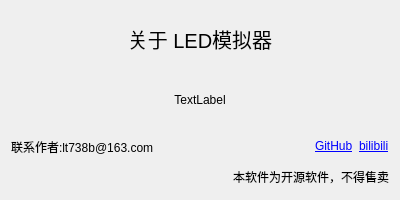
Above: QtWindows/About.ui from Tao68a660f3/LED_Simulator before the change. Below: the same form after it.
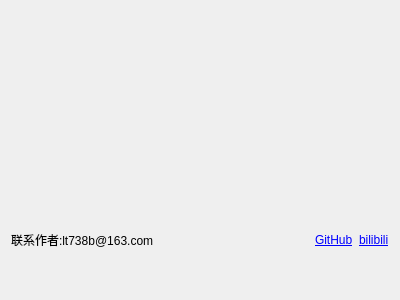
That is the form after the change.

Patch:
```diff
--- a/QtWindows/About.ui
+++ b/QtWindows/About.ui
@@ -7,34 +7,28 @@
     <x>0</x>
     <y>0</y>
     <width>400</width>
-    <height>200</height>
+    <height>300</height>
    </rect>
   </property>
   <property name="minimumSize">
    <size>
     <width>400</width>
-    <height>200</height>
-   </size>
-  </property>
-  <property name="maximumSize">
-   <size>
-    <width>400</width>
-    <height>200</height>
+    <height>300</height>
    </size>
   </property>
   <property name="windowTitle">
    <string>Form</string>
   </property>
-  <layout class="QVBoxLayout" name="verticalLayout_2">
+  <layout class="QVBoxLayout" name="verticalLayout_2" stretch="3,14,2,1">
    <item>
     <widget class="QLabel" name="label">
      <property name="font">
       <font>
-       <pointsize>15</pointsize>
+       <pointsize>20</pointsize>
       </font>
      </property>
      <property name="text">
-      <string>关于 LED模拟器</string>
+      <string/>
      </property>
      <property name="alignment">
       <set>Qt::AlignCenter</set>
@@ -44,7 +38,7 @@
    <item>
     <widget class="QLabel" name="label_6">
      <property name="text">
-      <string>TextLabel</string>
+      <string/>
      </property>
      <property name="alignment">
       <set>Qt::AlignCenter</set>
@@ -93,22 +87,15 @@
      <item>
       <layout class="QHBoxLayout" name="horizontalLayout">
        <item>
-        <spacer name="horizontalSpacer">
-         <property name="orientation">
-          <enum>Qt::Horizontal</enum>
-         </property>
-         <property name="sizeHint" stdset="0">
-          <size>
-           <width>40</width>
-           <height>20</height>
-          </size>
-         </property>
-        </spacer>
-       </item>
-       <item>
-        <widget class="QLabel" name="label_5">
+        <widget class="QLabel" name="label_Declare">
          <property name="text">
-          <string>本软件为开源软件，不得售卖</string>
+          <string/>
+         </property>
+         <property name="alignment">
+          <set>Qt::AlignLeading|Qt::AlignLeft|Qt::AlignVCenter</set>
+         </property>
+         <property name="wordWrap">
+          <bool>true</bool>
          </property>
         </widget>
        </item>
@@ -116,6 +103,16 @@
      </item>
     </layout>
    </item>
+   <item>
+    <widget class="QLabel" name="label_Date">
+     <property name="text">
+      <string/>
+     </property>
+     <property name="alignment">
+      <set>Qt::AlignRight|Qt::AlignTrailing|Qt::AlignVCenter</set>
+     </property>
+    </widget>
+   </item>
   </layout>
  </widget>
  <resources/>
```
Left out of the diff: 2 changed lines with no effect on the pictures.
